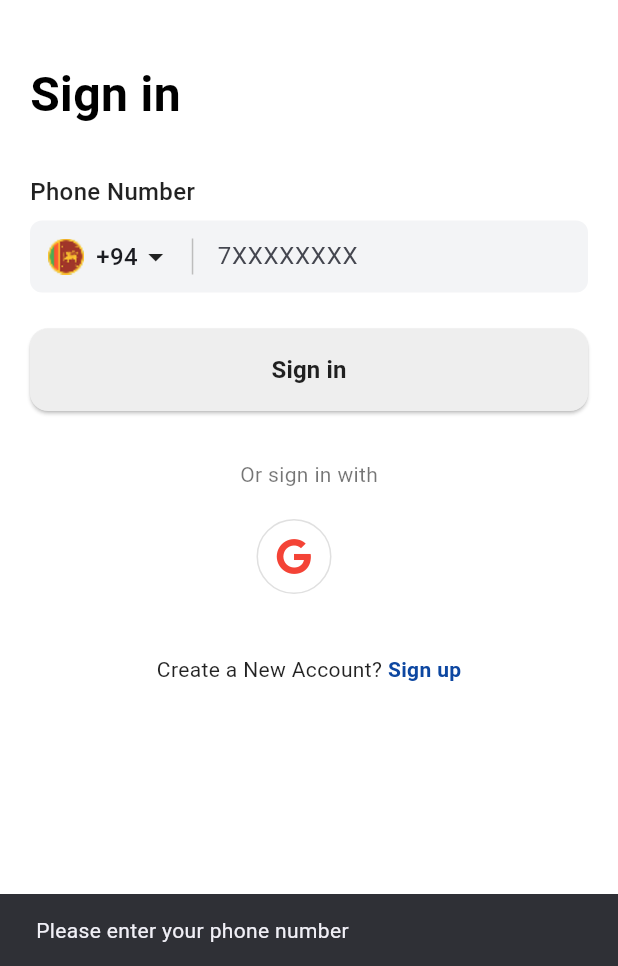
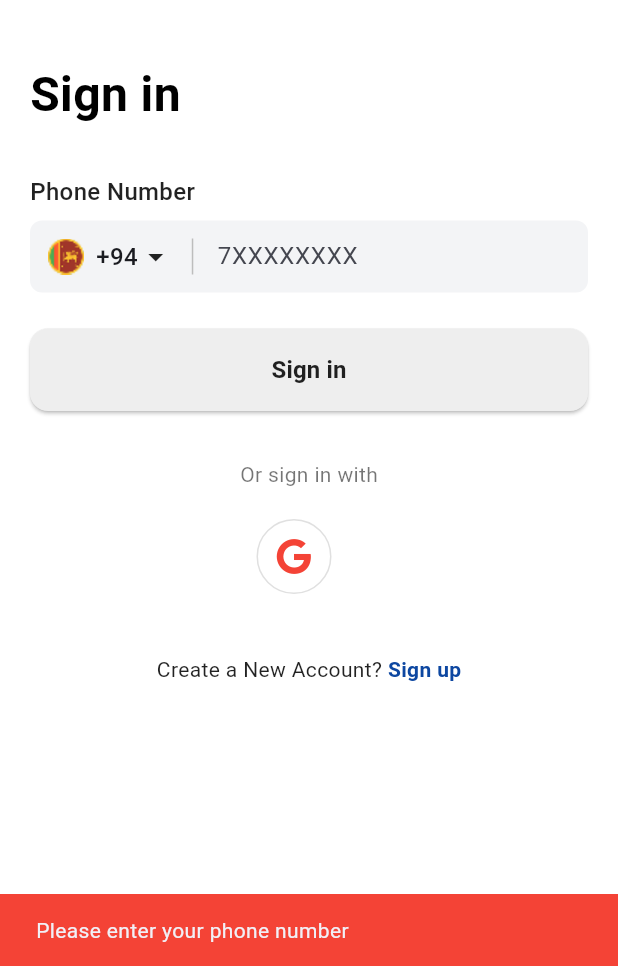
Before and after one commit to DilithRasanjana/Pataslk-, a Flutter app: the CustomerLoginScreen screen opened directly, after a tap on "Sign in", on a phone screen of 412 x 824 dp, the part 270-1236 px from its top. Run offline on Flutter 3.47's test engine with Material 3 defaults, Android fonts, the phone set to English and light mode, and no system bars; our stand-ins replace cached_network_image, cloud_firestore, firebase_auth, firebase_core, firebase_storage, flutter_map and 6 more; missing offline and left inert: firebase_app_check; accounts and stored records are empty.

Commit message:
Update login_screen.dart

```diff
--- a/lib/screens/auth/login_screen.dart
+++ b/lib/screens/auth/login_screen.dart
@@ -45,7 +45,7 @@ class _CustomerLoginScreenState extends State<CustomerLoginScreen> {
     final validation = _validatePhone(_phoneController.text);
     if (validation != null) {
       ScaffoldMessenger.of(context).showSnackBar(
-        SnackBar(content: Text(validation)),
+        SnackBar(content: Text(validation), backgroundColor: Colors.red),
       );
       return;
     }
@@ -57,25 +57,28 @@ class _CustomerLoginScreenState extends State<CustomerLoginScreen> {
     });
 
     // Firebase Firestore: Check if a customer exists by phone number
+    try {
       bool exists = await _firestoreHelper.doesCustomerExistByPhone(phone: fullPhone);
       if (!exists) {
         setState(() {
           _isLoading = false;
         });
         ScaffoldMessenger.of(context).showSnackBar(
-        const SnackBar(content: Text("No customer found with this phone number. Please sign up.")),
+          const SnackBar(
+            content: Text("No customer found with this phone number. Please sign up."),
+            backgroundColor: Colors.orange,
+          ),
         );
         return;
       }
 
       ScaffoldMessenger.of(context).showSnackBar(
         const SnackBar(
-        content: Text("You'll receive an SMS with the verification code shortly."),
-        duration: Duration(seconds: 5),
+          content: Text("Sending verification code..."),
+          duration: Duration(seconds: 2),
         ),
       );
 
-    try {
       // Firebase Authentication: Start phone number verification process
       await _authHelper.verifyPhoneNumber(
         phoneNumber: fullPhone,
@@ -88,10 +91,10 @@ class _CustomerLoginScreenState extends State<CustomerLoginScreen> {
           Navigator.of(context).push(
             MaterialPageRoute(
               builder: (context) => CustomerVerificationScreen(
-                verificationId: verificationId,  // Firebase verification ID for SMS authentication
+                verificationId: verificationId,
                 isSignUpFlow: false,
                 phone: fullPhone,
-                resendToken: forceResendingToken,  // Firebase token for resending verification code
+                resendToken: forceResendingToken,
               ),
             ),
           );
@@ -103,17 +106,22 @@ class _CustomerLoginScreenState extends State<CustomerLoginScreen> {
             _isLoading = false;
           });
           ScaffoldMessenger.of(context).showSnackBar(
-            SnackBar(content: Text(error)),
+            SnackBar(
+              content: Text(error),
+              backgroundColor: Colors.red,
+            ),
           );
         },
       );
     } catch (e) {
-      // Handle Firebase Authentication exceptions
       setState(() {
         _isLoading = false;
       });
       ScaffoldMessenger.of(context).showSnackBar(
-        SnackBar(content: Text("Authentication error: $e")),
+        SnackBar(
+          content: Text("Authentication error: $e"),
+          backgroundColor: Colors.red,
+        ),
       );
     }
   }
```
Lines whose indentation alone changed are shown as unchanged.
